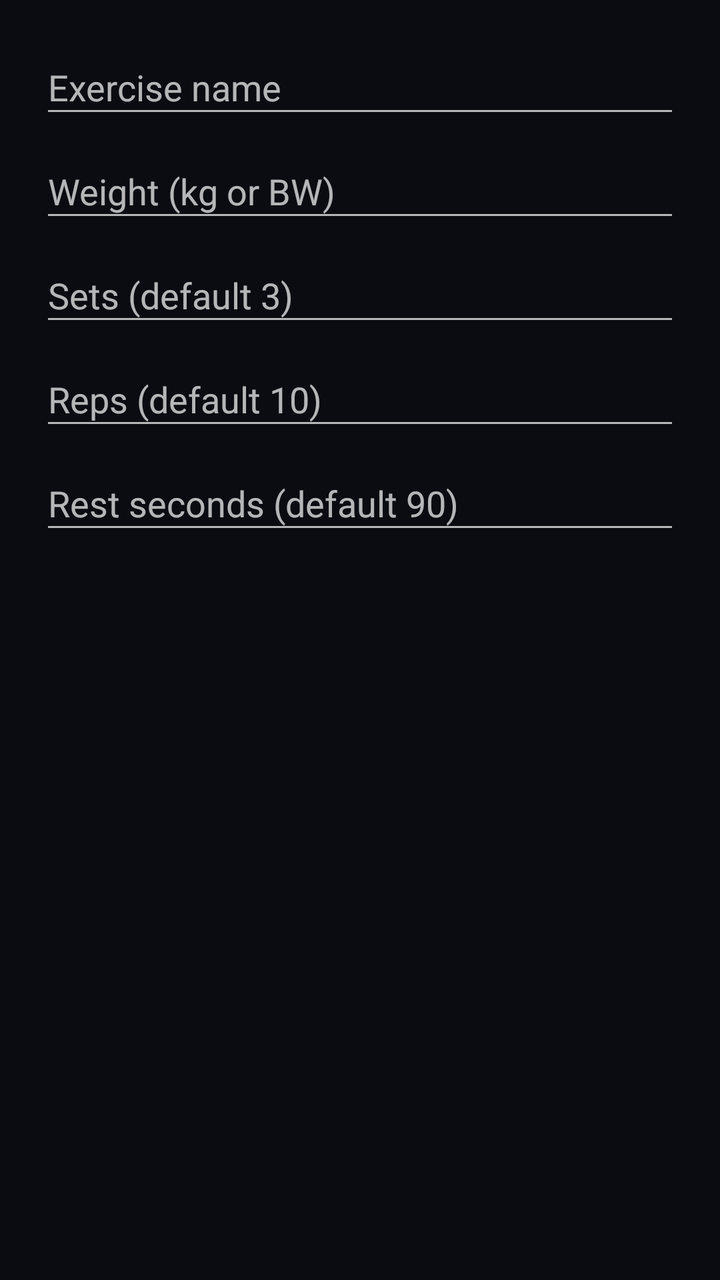
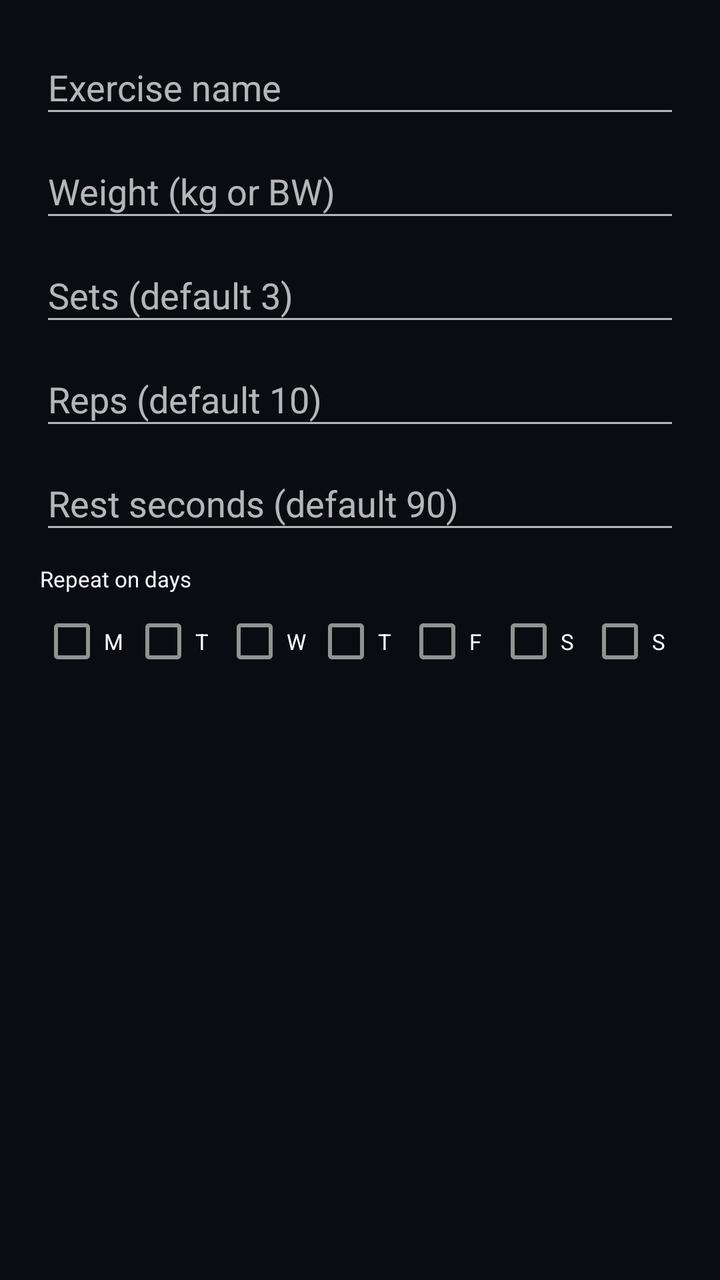

Compare the two renders of this Android layout. The source of the first and the diff that turns it into the second are given below.
<!-- AndroidManifest.xml: application theme Theme.IronPulse -->
<!-- res/layout/dialog_add_exercise.xml -->
<?xml version="1.0" encoding="utf-8"?>
<LinearLayout xmlns:android="http://schemas.android.com/apk/res/android"
    android:layout_width="match_parent" android:layout_height="wrap_content"
    android:orientation="vertical" android:padding="20dp">
    <EditText android:id="@+id/field_name" android:hint="Exercise name"
        android:layout_width="match_parent" android:layout_height="44dp" android:layout_marginBottom="8dp"/>
    <EditText android:id="@+id/field_weight" android:hint="Weight (kg or BW)"
        android:layout_width="match_parent" android:layout_height="44dp" android:layout_marginBottom="8dp"/>
    <EditText android:id="@+id/field_sets" android:hint="Sets (default 3)" android:inputType="number"
        android:layout_width="match_parent" android:layout_height="44dp" android:layout_marginBottom="8dp"/>
    <EditText android:id="@+id/field_reps" android:hint="Reps (default 10)" android:inputType="number"
        android:layout_width="match_parent" android:layout_height="44dp" android:layout_marginBottom="8dp"/>
    <EditText android:id="@+id/field_rest" android:hint="Rest seconds (default 90)" android:inputType="number"
        android:layout_width="match_parent" android:layout_height="44dp"/>
</LinearLayout>
<!-- resources referenced by this layout -->
<resources>
  <style name="Theme.IronPulse" parent="Theme.MaterialComponents.NoActionBar">
          <item name="android:windowLightStatusBar">false</item>
          <item name="android:windowLightNavigationBar">false</item>
          <item name="colorPrimary">@color/accent</item>
          <item name="colorPrimaryDark">@color/accent_dark</item>
          <item name="colorAccent">@color/accent</item>
          <item name="android:windowBackground">@color/bg_dark</item>
          <item name="android:textColor">@color/text_primary</item>
          <item name="android:colorBackground">@color/bg_dark</item>
          <item name="colorScreenBg">@color/bg_dark</item>
          <item name="colorCardBg">@color/card_bg</item>
          <item name="colorPanelBg">@color/panel_dark</item>
          <item name="colorTextPrimary">@color/text_primary</item>
          <item name="colorTextMuted">@color/text_muted</item>
          <item name="calToday">@color/cal_today</item>
          <item name="calRest">@color/cal_rest</item>
          <item name="calWorkout">@color/cal_workout</item>
          <item name="calEmpty">@color/cal_empty</item>
          <item name="calSelected">@color/cal_selected</item>
          <item name="streakTrack">@color/panel_mid</item>
          <item name="colorFieldBg">@color/field_bg</item>
          <item name="colorBorder">@color/border</item>
      </style>
  <color name="accent">#22C882</color>
  <color name="accent_dark">#0E8E5A</color>
  <color name="bg_dark">#0A0C12</color>
  <color name="text_primary">#F0F4F8</color>
  <color name="card_bg">#181E2C</color>
  <color name="panel_dark">#14192A</color>
  <color name="text_muted">#72889E</color>
  <color name="cal_today">#14508A</color>
  <color name="cal_rest">#123230</color>
  <color name="cal_workout">#5A2A10</color>
  <color name="cal_empty">#141A24</color>
  <color name="cal_selected">#1E3A4C</color>
  <color name="panel_mid">#202834</color>
  <color name="field_bg">#10141E</color>
  <color name="border">#30404E</color>
</resources>

<!-- the commit's change to res/layout/dialog_add_exercise.xml (unified diff, before → after) -->
@@ -2,7 +2,7 @@
 <LinearLayout xmlns:android="http://schemas.android.com/apk/res/android"
     android:layout_width="match_parent" android:layout_height="wrap_content"
     android:orientation="vertical" android:padding="20dp">
-    <EditText android:id="@+id/field_name" android:hint="Exercise name"
+    <AutoCompleteTextView android:id="@+id/field_name" android:hint="Exercise name"
         android:layout_width="match_parent" android:layout_height="44dp" android:layout_marginBottom="8dp"/>
     <EditText android:id="@+id/field_weight" android:hint="Weight (kg or BW)"
         android:layout_width="match_parent" android:layout_height="44dp" android:layout_marginBottom="8dp"/>
@@ -12,4 +12,26 @@
         android:layout_width="match_parent" android:layout_height="44dp" android:layout_marginBottom="8dp"/>
     <EditText android:id="@+id/field_rest" android:hint="Rest seconds (default 90)" android:inputType="number"
         android:layout_width="match_parent" android:layout_height="44dp"/>
+
+    <TextView android:text="Repeat on days"
+        android:textSize="11sp" android:layout_marginTop="10dp"
+        android:layout_width="wrap_content" android:layout_height="wrap_content"/>
+    <LinearLayout
+        android:layout_width="match_parent" android:layout_height="wrap_content"
+        android:orientation="horizontal">
+        <CheckBox android:id="@+id/day_mon" android:text="M" android:textSize="11sp"
+            android:layout_width="0dp" android:layout_height="wrap_content" android:layout_weight="1"/>
+        <CheckBox android:id="@+id/day_tue" android:text="T" android:textSize="11sp"
+            android:layout_width="0dp" android:layout_height="wrap_content" android:layout_weight="1"/>
+        <CheckBox android:id="@+id/day_wed" android:text="W" android:textSize="11sp"
+            android:layout_width="0dp" android:layout_height="wrap_content" android:layout_weight="1"/>
+        <CheckBox android:id="@+id/day_thu" android:text="T" android:textSize="11sp"
+            android:layout_width="0dp" android:layout_height="wrap_content" android:layout_weight="1"/>
+        <CheckBox android:id="@+id/day_fri" android:text="F" android:textSize="11sp"
+            android:layout_width="0dp" android:layout_height="wrap_content" android:layout_weight="1"/>
+        <CheckBox android:id="@+id/day_sat" android:text="S" android:textSize="11sp"
+            android:layout_width="0dp" android:layout_height="wrap_content" android:layout_weight="1"/>
+        <CheckBox android:id="@+id/day_sun" android:text="S" android:textSize="11sp"
+            android:layout_width="0dp" android:layout_height="wrap_content" android:layout_weight="1"/>
+    </LinearLayout>
 </LinearLayout>
